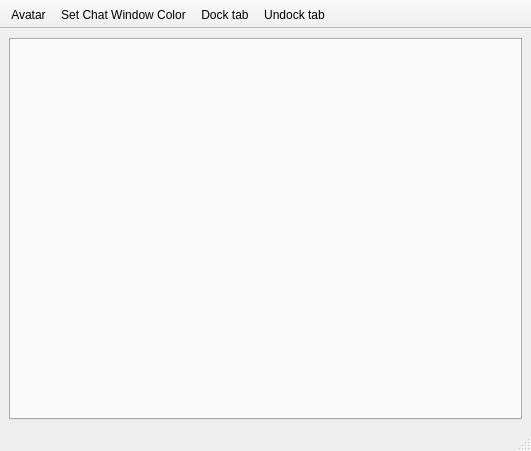
The window that retroshare-gui/src/gui/chat/PopupChatWindow.ui (RetroShare/RetroShare) describes before a commit, drawn with Qt 5.
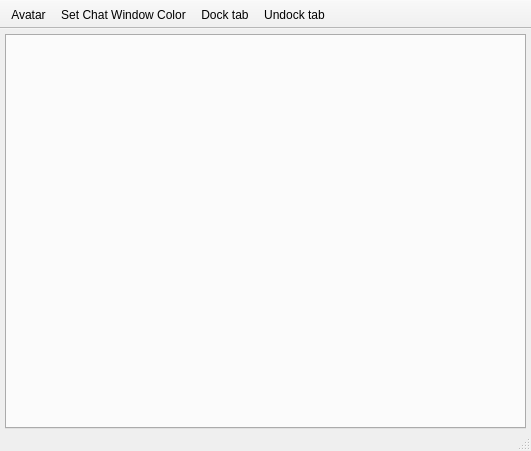
The same window after the commit. Icons and pictures are not drawn.

Commit message: Optimized layout of the private chat window. Fixed german language.

Diff of the .ui file:
```diff
--- a/retroshare-gui/src/gui/chat/PopupChatWindow.ui
+++ b/retroshare-gui/src/gui/chat/PopupChatWindow.ui
@@ -24,6 +24,18 @@
     <string notr="true"/>
    </property>
    <layout class="QHBoxLayout" name="horizontalLayout">
+    <property name="leftMargin">
+     <number>5</number>
+    </property>
+    <property name="topMargin">
+     <number>5</number>
+    </property>
+    <property name="rightMargin">
+     <number>5</number>
+    </property>
+    <property name="bottomMargin">
+     <number>0</number>
+    </property>
     <item>
      <widget class="QTabWidget" name="tabWidget">
       <property name="tabsClosable">
```
The commit also changes 4 other files.
